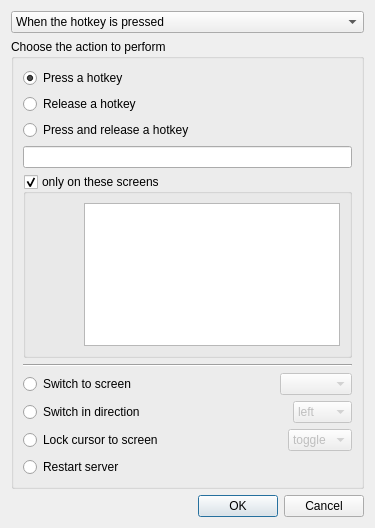
First picture: the form in src/apps/deskflow-gui/dialogs/ActionDialog.ui, repository deskflow/deskflow, before the edit.
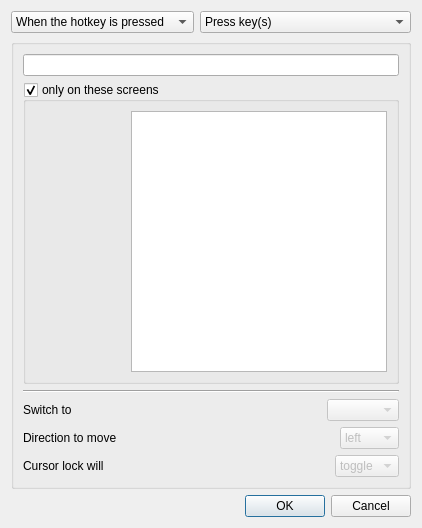
Second picture: the form after the edit. Custom widgets are drawn as their Qt base class.

Commit message: refactor: ActionDialog, Use Combo for action selection

What changed in the file:
```diff
--- a/src/apps/deskflow-gui/dialogs/ActionDialog.ui
+++ b/src/apps/deskflow-gui/dialogs/ActionDialog.ui
@@ -15,54 +15,68 @@
   </property>
   <layout class="QVBoxLayout" name="verticalLayout">
    <item>
-    <widget class="QComboBox" name="comboTriggerOn">
+    <layout class="QHBoxLayout" name="horizontalLayout_4">
      <item>
-      <property name="text">
-       <string>When the hotkey is pressed</string>
-      </property>
+      <widget class="QComboBox" name="comboTriggerOn">
+       <item>
+        <property name="text">
+         <string>When the hotkey is pressed</string>
+        </property>
+       </item>
+       <item>
+        <property name="text">
+         <string>When the hotkey is released</string>
+        </property>
+       </item>
+      </widget>
      </item>
      <item>
-      <property name="text">
-       <string>When the hotkey is released</string>
-      </property>
+      <widget class="QComboBox" name="comboActionType">
+       <item>
+        <property name="text">
+         <string>Press key(s)</string>
+        </property>
+       </item>
+       <item>
+        <property name="text">
+         <string>Release key(s)</string>
+        </property>
+       </item>
+       <item>
+        <property name="text">
+         <string>Toggle key(s)</string>
+        </property>
+       </item>
+       <item>
+        <property name="text">
+         <string>Switch to a screen</string>
+        </property>
+       </item>
+       <item>
+        <property name="text">
+         <string>Switch to the screen in a direction</string>
+        </property>
+       </item>
+       <item>
+        <property name="text">
+         <string>Modify the cursor lock</string>
+        </property>
+       </item>
+       <item>
+        <property name="text">
+         <string>Restart the server</string>
+        </property>
+       </item>
+      </widget>
      </item>
-    </widget>
+    </layout>
    </item>
    <item>
     <widget class="QGroupBox" name="m_pGroupType">
-     <property name="font">
-      <font>
-       <kerning>true</kerning>
-      </font>
-     </property>
      <property name="title">
-      <string>Choose the action to perform</string>
+      <string/>
      </property>
      <layout class="QVBoxLayout">
-      <item>
-       <widget class="QRadioButton" name="m_pRadioPress">
-        <property name="text">
-         <string>Press a hotkey</string>
-        </property>
-        <property name="checked">
-         <bool>true</bool>
-        </property>
-       </widget>
-      </item>
-      <item>
-       <widget class="QRadioButton" name="m_pRadioRelease">
-        <property name="text">
-         <string>Release a hotkey</string>
-        </property>
-       </widget>
-      </item>
-      <item>
-       <widget class="QRadioButton" name="m_pRadioPressAndRelease">
-        <property name="text">
-         <string>Press and release a hotkey</string>
-        </property>
-       </widget>
-      </item>
       <item>
        <widget class="KeySequenceWidget" name="keySequenceWidget">
         <property name="sizePolicy">
@@ -133,9 +147,9 @@
       <item>
        <layout class="QHBoxLayout">
         <item>
-         <widget class="QRadioButton" name="m_pRadioSwitchToScreen">
+         <widget class="QLabel" name="label">
           <property name="text">
-           <string>Switch to screen</string>
+           <string>Switch to</string>
           </property>
          </widget>
         </item>
@@ -164,9 +178,9 @@
       <item>
        <layout class="QHBoxLayout">
         <item>
-         <widget class="QRadioButton" name="m_pRadioSwitchInDirection">
+         <widget class="QLabel" name="label_2">
           <property name="text">
-           <string>Switch in direction</string>
+           <string>Direction to move</string>
           </property>
          </widget>
         </item>
@@ -215,9 +229,9 @@
       <item>
        <layout class="QHBoxLayout">
         <item>
-         <widget class="QRadioButton" name="m_pRadioLockCursorToScreen">
+         <widget class="QLabel" name="label_3">
           <property name="text">
-           <string>Lock cursor to screen</string>
+           <string>Cursor lock will</string>
           </property>
          </widget>
         </item>
@@ -258,17 +272,6 @@
         </item>
        </layout>
       </item>
-      <item>
-       <layout class="QHBoxLayout">
-        <item>
-         <widget class="QRadioButton" name="m_pRadioRestartAllConnections">
-          <property name="text">
-           <string>Restart server</string>
-          </property>
-         </widget>
-        </item>
-       </layout>
-      </item>
      </layout>
     </widget>
    </item>
```
Left out of the diff: 163 changed lines with no effect on the pictures. The commit also changes 2 other files.
